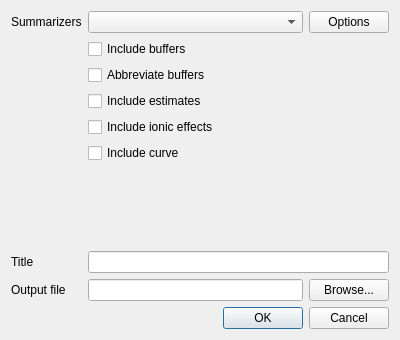
Old version of the form src/ui/summarizedialog.ui in the repository echmet/AnglerFish.
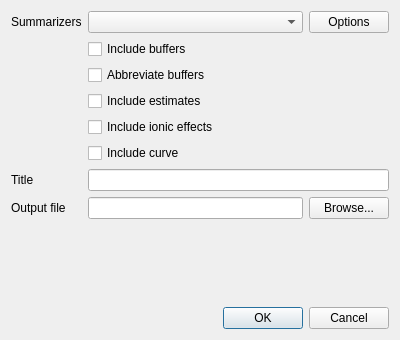
New version of the form.

Commit message: Remove spacers in SummarizeDialog

What changed in the file:
```diff
--- a/src/ui/summarizedialog.ui
+++ b/src/ui/summarizedialog.ui
@@ -16,6 +16,9 @@
   <layout class="QVBoxLayout" name="verticalLayout">
    <item>
     <layout class="QFormLayout" name="formLayout">
+     <property name="sizeConstraint">
+      <enum>QLayout::SetMaximumSize</enum>
+     </property>
      <item row="0" column="0">
       <widget class="QLabel" name="ql_summarizers">
        <property name="text">
@@ -51,6 +54,13 @@
        </property>
       </widget>
      </item>
+     <item row="2" column="1">
+      <widget class="QCheckBox" name="qcb_abbreviateBuffers">
+       <property name="text">
+        <string>Abbreviate buffers</string>
+       </property>
+      </widget>
+     </item>
      <item row="3" column="1">
       <widget class="QCheckBox" name="qcb_includeEstimates">
        <property name="text">
@@ -72,7 +82,24 @@
        </property>
       </widget>
      </item>
-     <item row="8" column="1">
+     <item row="6" column="0">
+      <widget class="QLabel" name="ql_title">
+       <property name="text">
+        <string>Title</string>
+       </property>
+      </widget>
+     </item>
+     <item row="6" column="1">
+      <widget class="QLineEdit" name="qle_title"/>
+     </item>
+     <item row="7" column="0">
+      <widget class="QLabel" name="ql_outputFile">
+       <property name="text">
+        <string>Output file</string>
+       </property>
+      </widget>
+     </item>
+     <item row="7" column="1">
       <layout class="QHBoxLayout" name="horizontalLayout_2">
        <item>
         <widget class="QLineEdit" name="qle_outputFile"/>
@@ -86,43 +113,6 @@
        </item>
       </layout>
      </item>
-     <item row="8" column="0">
-      <widget class="QLabel" name="ql_outputFile">
-       <property name="text">
-        <string>Output file</string>
-       </property>
-      </widget>
-     </item>
-     <item row="6" column="1">
-      <spacer name="verticalSpacer">
-       <property name="orientation">
-        <enum>Qt::Vertical</enum>
-       </property>
-       <property name="sizeHint" stdset="0">
-        <size>
-         <width>20</width>
-         <height>40</height>
-        </size>
-       </property>
-      </spacer>
-     </item>
-     <item row="2" column="1">
-      <widget class="QCheckBox" name="qcb_abbreviateBuffers">
-       <property name="text">
-        <string>Abbreviate buffers</string>
-       </property>
-      </widget>
-     </item>
-     <item row="7" column="0">
-      <widget class="QLabel" name="ql_title">
-       <property name="text">
-        <string>Title</string>
-       </property>
-      </widget>
-     </item>
-     <item row="7" column="1">
-      <widget class="QLineEdit" name="qle_title"/>
-     </item>
     </layout>
    </item>
    <item>
```
